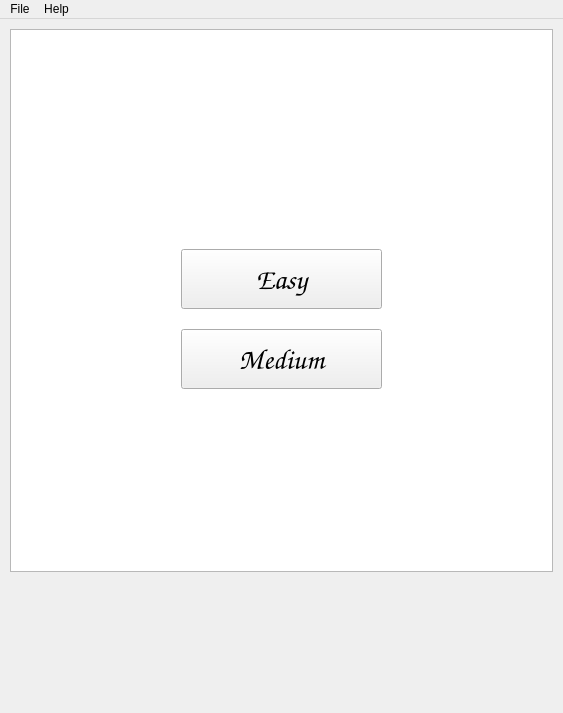
First picture: the form in Ventana.ui, repository vialrogo/chesstrainer-ia, before the edit.
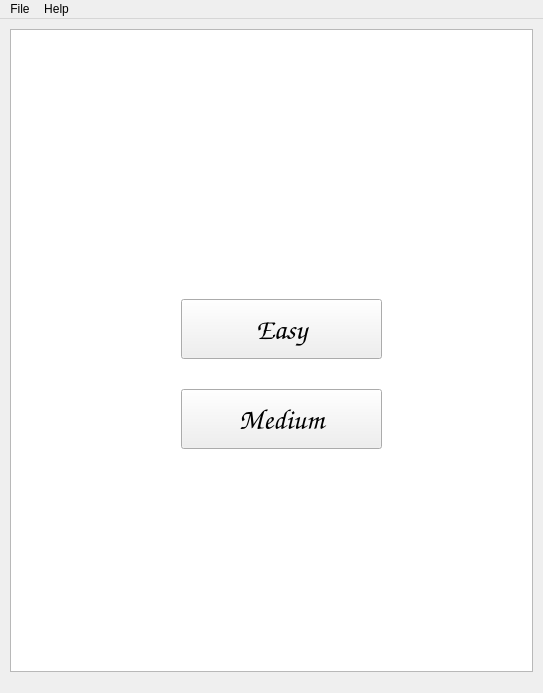
Second picture: the form after the edit.

The edit to the form file:
```diff
--- a/Ventana.ui
+++ b/Ventana.ui
@@ -6,20 +6,20 @@
    <rect>
     <x>0</x>
     <y>0</y>
-    <width>563</width>
-    <height>713</height>
+    <width>543</width>
+    <height>693</height>
    </rect>
   </property>
   <property name="minimumSize">
    <size>
-    <width>563</width>
-    <height>713</height>
+    <width>543</width>
+    <height>693</height>
    </size>
   </property>
   <property name="maximumSize">
    <size>
-    <width>563</width>
-    <height>713</height>
+    <width>543</width>
+    <height>693</height>
    </size>
   </property>
   <property name="windowTitle">
@@ -31,16 +31,28 @@
      <rect>
       <x>10</x>
       <y>10</y>
-      <width>543</width>
-      <height>543</height>
+      <width>523</width>
+      <height>643</height>
      </rect>
     </property>
+    <property name="minimumSize">
+     <size>
+      <width>523</width>
+      <height>643</height>
+     </size>
+    </property>
+    <property name="maximumSize">
+     <size>
+      <width>523</width>
+      <height>643</height>
+     </size>
+    </property>
    </widget>
    <widget class="QPushButton" name="pushButtonEasy">
     <property name="geometry">
      <rect>
       <x>181</x>
-      <y>230</y>
+      <y>280</y>
       <width>201</width>
       <height>60</height>
      </rect>
@@ -59,7 +71,7 @@
     <property name="geometry">
      <rect>
       <x>181</x>
-      <y>310</y>
+      <y>370</y>
       <width>201</width>
       <height>60</height>
      </rect>
@@ -80,7 +92,7 @@
     <rect>
      <x>0</x>
      <y>0</y>
-     <width>563</width>
+     <width>543</width>
      <height>29</height>
     </rect>
    </property>
```
